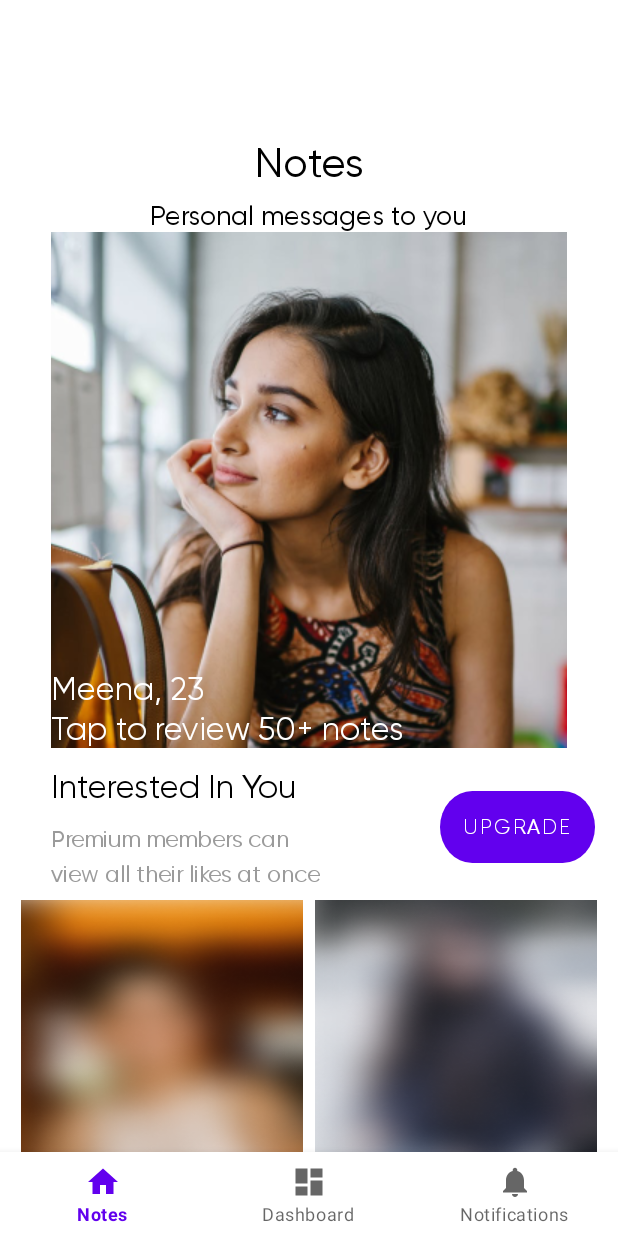
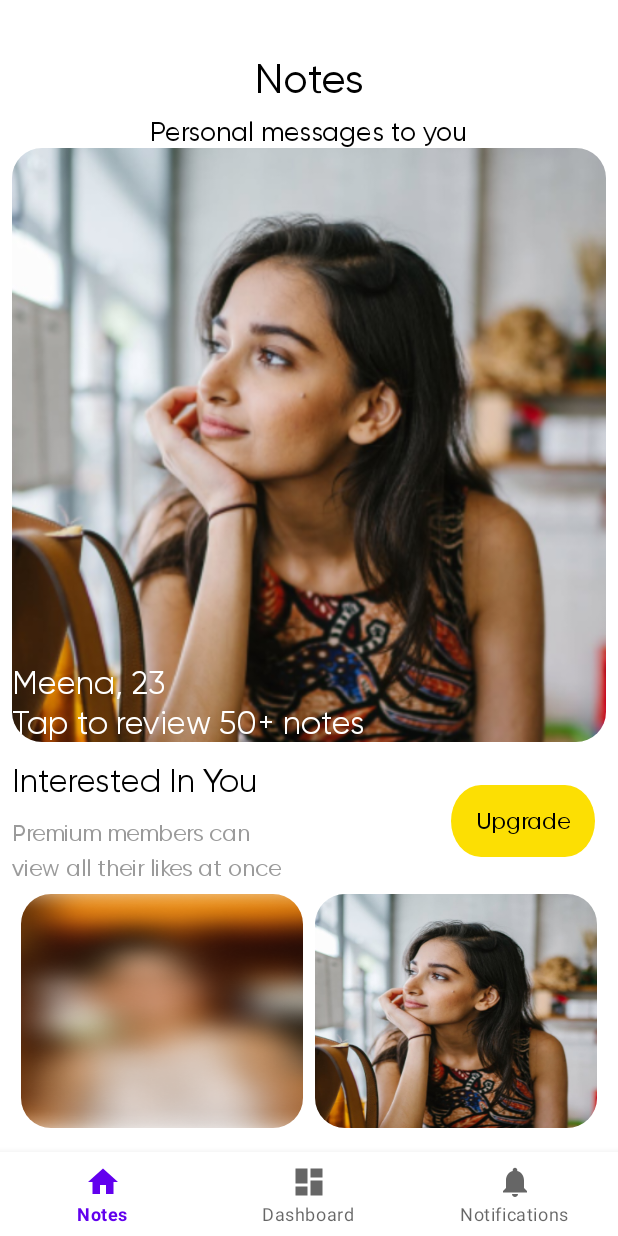
Before and after one commit to A7ak/aisle_tech_challenge, an Android app: the NotesFragment screen opened directly, with no data from a screen before it, on a phone screen of 412 x 824 dp. Run offline under Robolectric (Android 15) with nearby library versions, the phone set to English and light mode, and no system bars; our stand-ins replace navigation-ui; 1 statement that could not run was skipped.

Commit message:
Added progress bar and ui fixes

```diff
--- a/app/src/main/java/com/example/aisletechchallenge/ui/home/NotesFragment.kt
+++ b/app/src/main/java/com/example/aisletechchallenge/ui/home/NotesFragment.kt
@@ -26,10 +26,12 @@ class NotesFragment : Fragment() {
 
         var token = arguments?.getString("token")
         if (token != null) {
+            binding.progress.visibility = View.VISIBLE
             phoneNumberViewModel.getNotes(token = token)
         }
 
         phoneNumberViewModel.notesSuccess.observe(viewLifecycleOwner) {data ->
+            binding.progress.visibility = View.GONE
             data
         }
 
--- a/app/src/main/java/com/example/aisletechchallenge/ui/login/PhoneNumberActivity.kt
+++ b/app/src/main/java/com/example/aisletechchallenge/ui/login/PhoneNumberActivity.kt
@@ -3,6 +3,7 @@ package com.example.aisletechchallenge.ui.login
 import android.content.Intent
 import android.os.Bundle
 import android.text.Editable
+import android.view.View
 import androidx.appcompat.app.AppCompatActivity
 import androidx.lifecycle.ViewModelProvider
 import com.example.aisletechchallenge.databinding.ActivityPhoneNumberBinding
@@ -21,11 +22,13 @@ class PhoneNumberActivity : AppCompatActivity() {
         phoneNumberViewModel = ViewModelProvider(this)[PhoneNumberViewModel::class.java]
 
         phoneNumberViewModel.message.observe(this) {
+            binding.progress.visibility = View.GONE
             navigateToOtpScreen()
         }
 
         binding.btContinue.setOnClickListener {
             if (!binding.etPhoneNo.text.isNullOrEmpty()) {
+                binding.progress.visibility = View.VISIBLE
                 callVerifyPhoneNumberAPI(binding.etPhoneNo.text.toString())
             } else {
                 // show error msg
--- a/app/src/main/res/layout/activity_main.xml
+++ b/app/src/main/res/layout/activity_main.xml
@@ -3,8 +3,7 @@
     xmlns:app="http://schemas.android.com/apk/res-auto"
     android:id="@+id/container"
     android:layout_width="match_parent"
-    android:layout_height="match_parent"
-    android:paddingTop="?attr/actionBarSize">
+    android:layout_height="match_parent">
 
     <com.google.android.material.bottomnavigation.BottomNavigationView
         android:id="@+id/nav_view"
@@ -22,7 +21,7 @@
         android:id="@+id/nav_host_fragment_activity_main"
         android:name="androidx.navigation.fragment.NavHostFragment"
         android:layout_width="match_parent"
-        android:layout_height="match_parent"
+        android:layout_height="0dp"
         app:defaultNavHost="true"
         app:layout_constraintBottom_toTopOf="@id/nav_view"
         app:layout_constraintLeft_toLeftOf="parent"
--- a/app/src/main/res/layout/fragment_notes.xml
+++ b/app/src/main/res/layout/fragment_notes.xml
@@ -37,9 +37,15 @@
 
     <ImageView
         android:id="@+id/image"
-        android:layout_width="wrap_content"
-        android:layout_height="wrap_content"
+        android:layout_width="0dp"
+        android:layout_height="0dp"
+        app:layout_constraintDimensionRatio="1:1"
         android:src="@drawable/notes_image"
+        android:scaleType="fitXY"
+        android:clipToOutline="true"
+        android:background="@drawable/rectangle_rounded"
+        android:layout_marginStart="@dimen/dp_15"
+        android:layout_marginEnd="@dimen/dp_15"
         app:layout_constraintCircleRadius="30dp"
         app:layout_constraintEnd_toEndOf="parent"
         app:layout_constraintStart_toStartOf="parent"
@@ -94,14 +100,20 @@
         app:layout_constraintStart_toStartOf="@id/image"
         app:layout_constraintTop_toBottomOf="@id/tv_interest" />
 
-    <Button
+    <androidx.appcompat.widget.AppCompatButton
         android:id="@+id/bt_upgrade"
         android:layout_width="wrap_content"
         android:layout_height="wrap_content"
         android:layout_marginEnd="15dp"
         android:background="@drawable/rectangle_yellow_filled"
+        android:backgroundTint="#FCDF03"
         android:fontFamily="@font/gilroy_800"
         android:text="Upgrade"
+        android:textStyle="bold"
+        android:textAllCaps="false"
+        android:textSize="15sp"
+        android:textColor="@color/black"
+
         app:layout_constraintBottom_toBottomOf="@id/tv_premium"
         app:layout_constraintEnd_toEndOf="parent"
         app:layout_constraintTop_toTopOf="@id/tv_interest" />
@@ -115,6 +127,8 @@
         android:layout_marginTop="8dp"
         android:src="@drawable/left_image"
         android:layout_marginBottom="16dp"
+        android:clipToOutline="true"
+        android:background="@drawable/rectangle_rounded"
         app:layout_constraintBottom_toBottomOf="parent"
         app:layout_constraintCircleRadius="30dp"
         app:layout_constraintEnd_toStartOf="@id/iv_right_image"
@@ -129,11 +143,23 @@
         android:layout_marginStart="8dp"
         android:layout_marginEnd="14sp"
         android:scaleType="fitXY"
-        android:src="@drawable/right_image"
+        android:src="@drawable/notes_image"
+        android:clipToOutline="true"
+        android:background="@drawable/rectangle_rounded"
         app:layout_constraintBottom_toBottomOf="@id/iv_left_image"
         app:layout_constraintCircleRadius="30dp"
         app:layout_constraintEnd_toEndOf="parent"
         app:layout_constraintStart_toEndOf="@id/iv_left_image"
         app:layout_constraintTop_toTopOf="@id/iv_left_image" />
 
+    <ProgressBar
+        android:id="@+id/progress"
+        android:layout_width="wrap_content"
+        android:layout_height="wrap_content"
+        android:visibility="gone"
+        app:layout_constraintStart_toStartOf="parent"
+        app:layout_constraintEnd_toEndOf="parent"
+        app:layout_constraintTop_toTopOf="parent"
+        app:layout_constraintBottom_toBottomOf="parent"/>
+
 </androidx.constraintlayout.widget.ConstraintLayout>
```
Also changed, not shown: app/src/main/res/layout/activity_phone_number.xml (+20 -3 lines).
